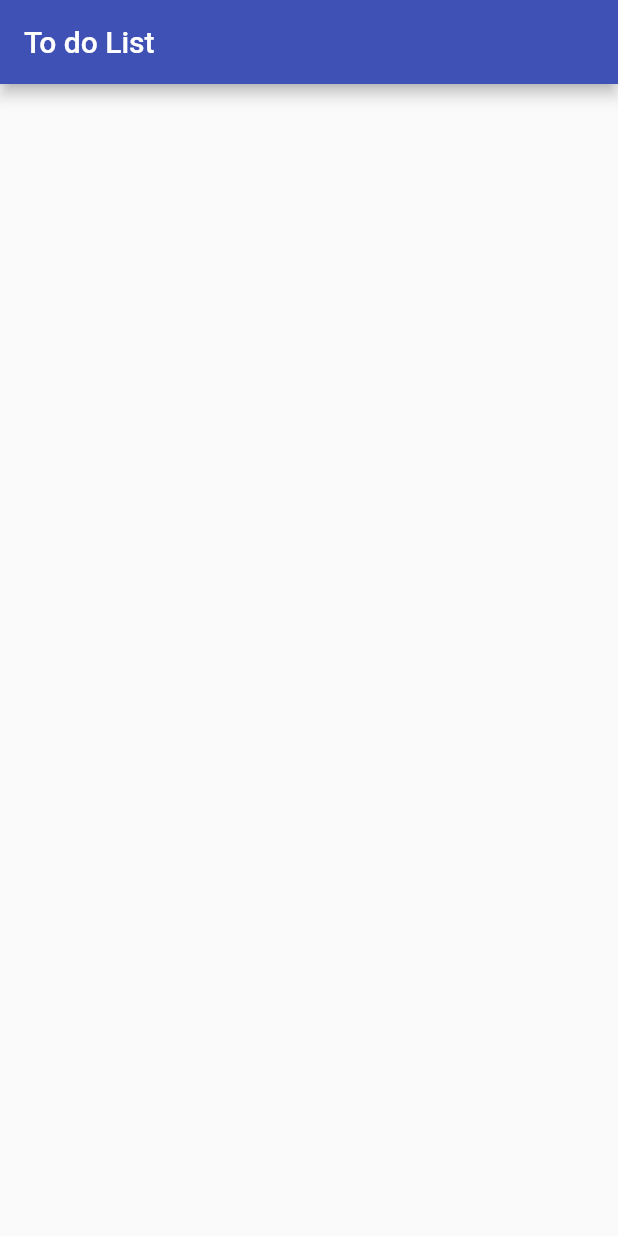
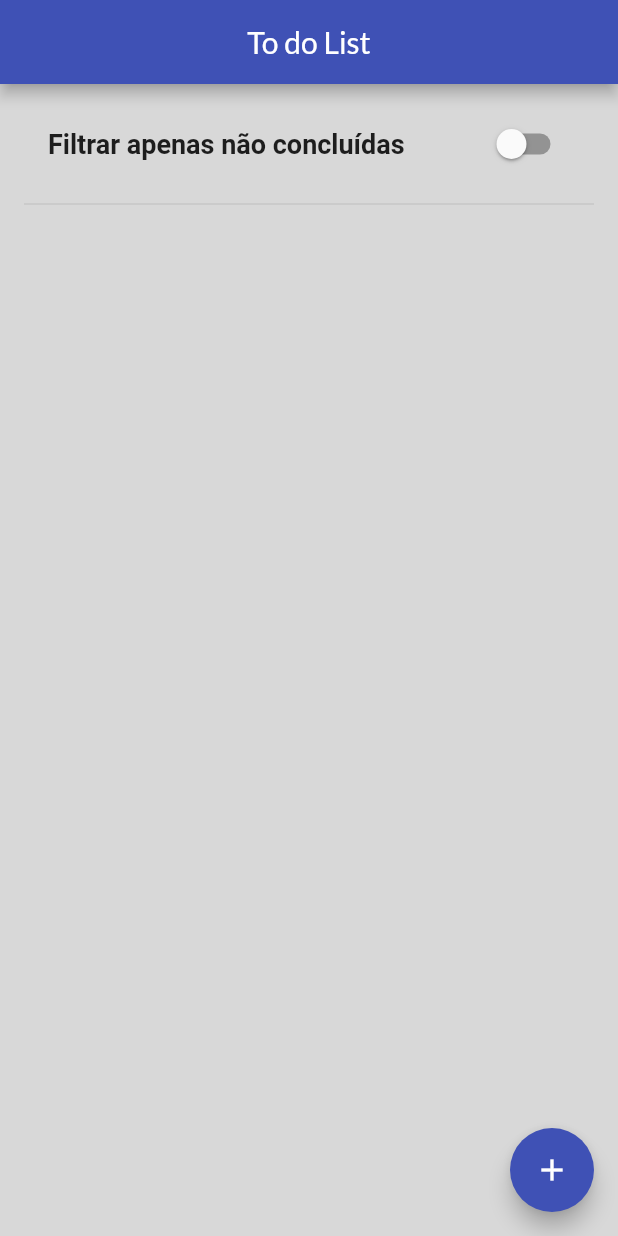
Before and after one commit to vitoremanuel-dev/to_do_list_flutter, a Flutter app: the screen it shows after launch, on a phone screen of 412 x 824 dp. Run offline on Flutter 3.47's test engine with Material 2 defaults, Android fonts, the phone set to English and light mode, and no system bars; our stand-ins replace google_fonts.

Commit message:
Projeto concluído

```diff
--- a/lib/models/tarefa.dart
+++ b/lib/models/tarefa.dart
@@ -1,9 +1,23 @@
 import 'package:flutter/material.dart';
 
 class Tarefa {
-  String _id = UniqueKey().toString();
+  final String _id = UniqueKey().toString();
   String _descricao = "";
   bool _concluido = false;
 
   Tarefa(this._descricao, this._concluido);
+
+  String get id => _id;
+
+  String get descricao => _descricao;
+
+  set descricao(String descricao) {
+    _descricao = descricao;
+  }
+
+  bool get concluido => _concluido;
+
+  set concluido(bool concluido) {
+    _concluido = concluido;
+  }
 }
--- a/lib/my_app.dart
+++ b/lib/my_app.dart
@@ -11,7 +11,7 @@ class MyApp extends StatelessWidget {
       theme: ThemeData(
         primarySwatch: Colors.indigo,
       ),
-      home: const ToDoList(),
+      home: const ToDoListPage(),
     );
   }
 }
--- a/lib/pages/to_do_list.dart
+++ b/lib/pages/to_do_list.dart
@@ -1,19 +1,137 @@
 import 'package:flutter/material.dart';
+import 'package:google_fonts/google_fonts.dart';
+import 'package:to_do_list/models/tarefa.dart';
+import 'package:to_do_list/repositories/tarefa_repository.dart';
 
-class ToDoList extends StatefulWidget {
-  const ToDoList({super.key});
+class ToDoListPage extends StatefulWidget {
+  const ToDoListPage({super.key});
 
   @override
-  State<ToDoList> createState() => _ToDoListState();
+  State<ToDoListPage> createState() => _ToDoListPageState();
 }
 
-class _ToDoListState extends State<ToDoList> {
+class _ToDoListPageState extends State<ToDoListPage> {
+  var descricaoController = TextEditingController();
+  var _tarefas = const <Tarefa>[];
+  var tarefaRepository = TarefaRepository();
+  bool apenasNaoConcluidos = false;
+
+  @override
+  void initState() {
+    super.initState();
+    obterTarefas();
+  }
+
+  void obterTarefas() async {
+    if (apenasNaoConcluidos) {
+      _tarefas = await tarefaRepository.listarNaoConcluidas();
+    } else {
+      _tarefas = await tarefaRepository.listar();
+    }
+    setState(() {});
+  }
+
   @override
   Widget build(BuildContext context) {
     return SafeArea(
         child: Scaffold(
-          appBar: AppBar(title: const Text("To do List", textAlign: TextAlign.center,),),
-      body: Container(),
+      backgroundColor: const Color.fromARGB(255, 216, 216, 216),
+      floatingActionButton: FloatingActionButton(
+        onPressed: () {
+          descricaoController.text = "";
+          showDialog(
+            context: context,
+            builder: (context) {
+              return AlertDialog(
+                title: const Text("Adicionar tarefa"),
+                content: TextField(
+                  controller: descricaoController,
+                ),
+                actions: [
+                  TextButton(
+                    onPressed: () {
+                      Navigator.pop(context);
+                    },
+                    child: const Text("Cancelar"),
+                  ),
+                  TextButton(
+                    onPressed: () async {
+                      await tarefaRepository
+                          .adicionar(Tarefa(descricaoController.text, false));
+                      Navigator.pop(context);
+                      setState(() {});
+                    },
+                    child: const Text("Adicionar"),
+                  )
+                ],
+              );
+            },
+          );
+        },
+        child: const Icon(Icons.add),
+      ),
+      appBar: AppBar(
+        title: SizedBox(
+          width: double.infinity,
+          child: Text(
+            "To do List",
+            textAlign: TextAlign.center,
+            style: GoogleFonts.lato(fontSize: 20),
+          ),
+        ),
+      ),
+      body: Container(
+        margin: const EdgeInsets.symmetric(horizontal: 16, vertical: 8),
+        child: Column(
+          children: [
+            Container(
+              margin: const EdgeInsets.symmetric(horizontal: 16, vertical: 8),
+              child: Row(
+                mainAxisAlignment: MainAxisAlignment.spaceBetween,
+                children: [
+                  const Text(
+                    "Filtrar apenas não concluídas",
+                    style: TextStyle(fontSize: 18, fontWeight: FontWeight.bold),
+                  ),
+                  Switch(
+                    value: apenasNaoConcluidos,
+                    onChanged: (value) {
+                      apenasNaoConcluidos = value;
+                      obterTarefas();
+                    },
+                  )
+                ],
+              ),
+            ),
+            const Divider(),
+            Expanded(
+              child: ListView.builder(
+                itemCount: _tarefas.length,
+                itemBuilder: (context, index) {
+                  var tarefa = _tarefas[index];
+                  return Dismissible(
+                    onDismissed: (direction) async {
+                      await tarefaRepository.remover(tarefa.id);
+                      obterTarefas();
+                    },
+                    key: Key(tarefa.id),
+                    child: ListTile(
+                      title: Text(tarefa.descricao),
+                      trailing: Switch(
+                        value: tarefa.concluido,
+                        onChanged: (value) async {
+                          await tarefaRepository.alterar(tarefa.id, value);
+                          obterTarefas();
+                        },
+                      ),
+                    ),
+                  );
+                },
+              ),
+            ),
+          ],
+        ),
+      ),
     ));
   }
 }
--- a/pubspec.yaml
+++ b/pubspec.yaml
@@ -35,6 +35,7 @@ dependencies:
   # The following adds the Cupertino Icons font to your application.
   # Use with the CupertinoIcons class for iOS style icons.
   cupertino_icons: ^1.0.2
+  google_fonts: ^5.1.0
 
 dev_dependencies:
   flutter_test:
```
Also changed, not shown: lib/repositories/tarefa_repository.dart (added, +30 -0 lines), pubspec.lock, 2 other files.
